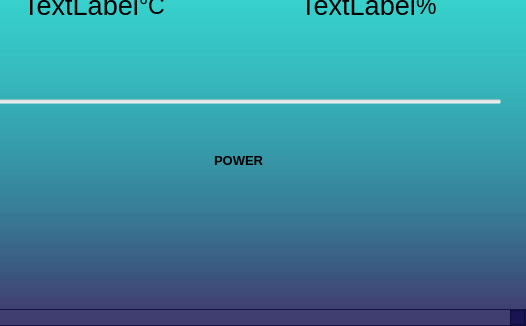
Above: interface.ui from phonginreallife/MQTT_PythonApp before the change; both pictures show x 741 to 1267 and y 495 to 821 of the 1267 by 821 pixel window. Below: the same form after it.
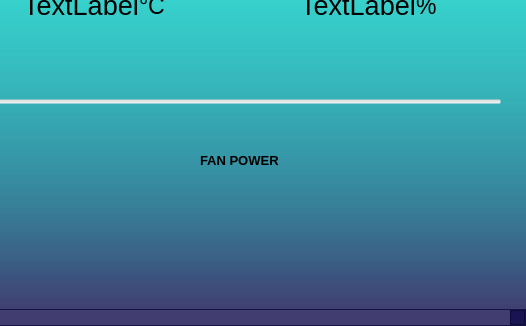
That is the form after the change. The open tabs and pages were chosen to show the change. Icons and pictures are not drawn.

```diff
--- a/interface.ui
+++ b/interface.ui
@@ -1175,7 +1175,7 @@
                              </font>
                             </property>
                             <property name="text">
-                             <string>POWER</string>
+                             <string>FAN POWER</string>
                             </property>
                            </widget>
                           </item>
```
Left out of the diff: 10 changed lines with no effect on the pictures.
